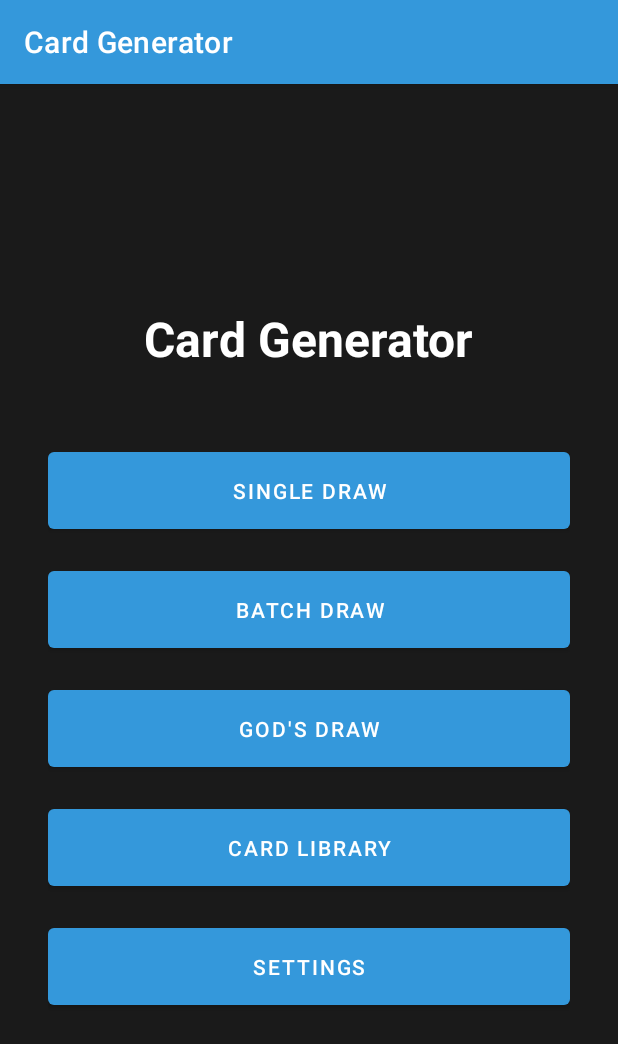
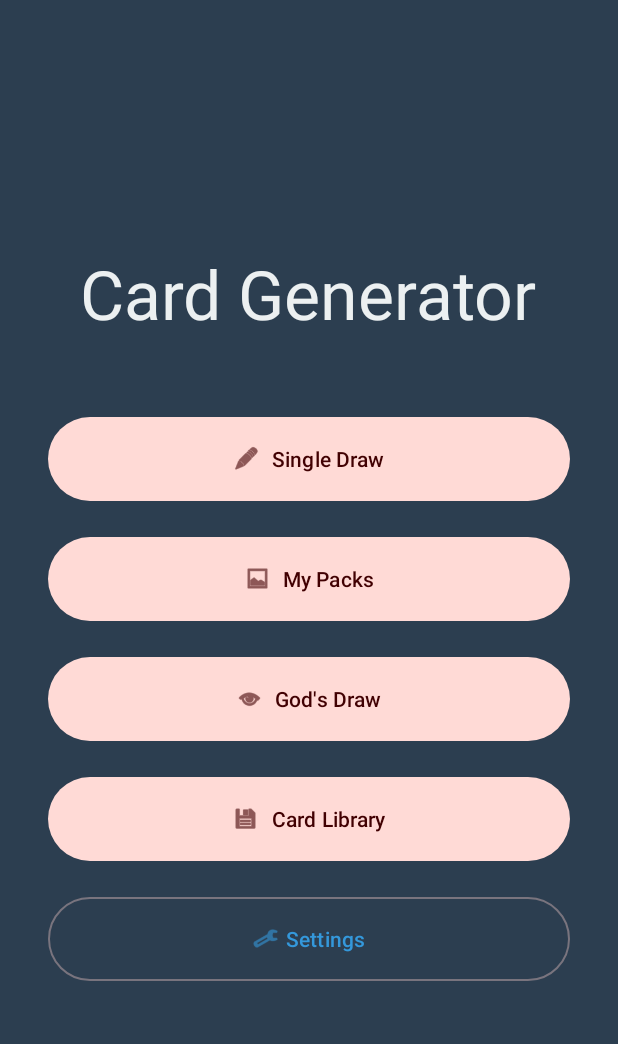
Before and after one commit to goxtopia/PaiCard-Trade-card-generator, an Android app: the screen it shows after launch (MainActivity), on a phone screen of 412 x 824 dp. Shown: the top 1044 px of the screen. Run offline under Robolectric (Android 15) with nearby library versions, the phone set to English and light mode, and no system bars.

Commit message:
refactor(android): migrate to material 3 design
- Updated `themes.xml` to use `Theme.Material3.DayNight.NoActionBar` and defined semantic colors (Primary, Secondary, Tertiary, Surface, etc.) to match the app's visual identity.
- Refactored `activity_main.xml`, `activity_single_draw.xml`, and `activity_gods_draw.xml` to use `MaterialButton` with proper styles (Tonal, Filled, Outlined) and Material typography attributes.
- Ensured consistent use of rounded corners and elevation across CardViews.
- Verified that image scaling remains `fitCenter` to preserve aspect ratio as per user requirements.

```diff
--- a/Android/app/src/main/res/layout/activity_main.xml
+++ b/Android/app/src/main/res/layout/activity_main.xml
@@ -1,9 +1,10 @@
 <?xml version="1.0" encoding="utf-8"?>
 <LinearLayout xmlns:android="http://schemas.android.com/apk/res/android"
+    xmlns:app="http://schemas.android.com/apk/res-auto"
     android:layout_width="match_parent"
     android:layout_height="match_parent"
     android:orientation="vertical"
-    android:background="#1a1a1a"
+    android:background="?attr/colorSurface"
     android:padding="32dp"
     android:gravity="center">
 
@@ -11,48 +12,57 @@
         android:layout_width="wrap_content"
         android:layout_height="wrap_content"
         android:text="Card Generator"
-        android:textColor="#FFFFFF"
-        android:textSize="32sp"
-        android:textStyle="bold"
+        android:textColor="?attr/colorOnSurface"
+        style="?attr/textAppearanceDisplayMedium"
         android:layout_marginBottom="48dp"/>
 
-    <Button
+    <com.google.android.material.button.MaterialButton
         android:id="@+id/btnSingleDraw"
         android:layout_width="match_parent"
-        android:layout_height="wrap_content"
+        android:layout_height="64dp"
         android:text="Single Draw"
-        android:padding="16dp"
-        android:layout_marginBottom="16dp"/>
+        app:icon="@android:drawable/ic_menu_edit"
+        app:iconGravity="textStart"
+        android:layout_marginBottom="16dp"
+        style="@style/Widget.Material3.Button.TonalButton"/>
 
-    <Button
+    <com.google.android.material.button.MaterialButton
         android:id="@+id/btnBatchDraw"
         android:layout_width="match_parent"
-        android:layout_height="wrap_content"
-        android:text="Batch Draw"
-        android:padding="16dp"
-        android:layout_marginBottom="16dp"/>
+        android:layout_height="64dp"
+        android:text="My Packs"
+        app:icon="@android:drawable/ic_menu_gallery"
+        app:iconGravity="textStart"
+        android:layout_marginBottom="16dp"
+        style="@style/Widget.Material3.Button.TonalButton"/>
 
-    <Button
+    <com.google.android.material.button.MaterialButton
         android:id="@+id/btnGodsDraw"
         android:layout_width="match_parent"
-        android:layout_height="wrap_content"
+        android:layout_height="64dp"
         android:text="God's Draw"
-        android:padding="16dp"
-        android:layout_marginBottom="16dp"/>
+        app:icon="@android:drawable/ic_menu_view"
+        app:iconGravity="textStart"
+        android:layout_marginBottom="16dp"
+        style="@style/Widget.Material3.Button.TonalButton"/>
 
-    <Button
+    <com.google.android.material.button.MaterialButton
         android:id="@+id/btnLibrary"
         android:layout_width="match_parent"
-        android:layout_height="wrap_content"
+        android:layout_height="64dp"
         android:text="Card Library"
-        android:padding="16dp"
-        android:layout_marginBottom="16dp"/>
+        app:icon="@android:drawable/ic_menu_save"
+        app:iconGravity="textStart"
+        android:layout_marginBottom="16dp"
+        style="@style/Widget.Material3.Button.TonalButton"/>
 
-    <Button
+    <com.google.android.material.button.MaterialButton
         android:id="@+id/btnSettings"
         android:layout_width="match_parent"
-        android:layout_height="wrap_content"
+        android:layout_height="64dp"
         android:text="Settings"
-        android:padding="16dp"/>
+        app:icon="@android:drawable/ic_menu_preferences"
+        app:iconGravity="textStart"
+        style="@style/Widget.Material3.Button.OutlinedButton"/>
 
 </LinearLayout>
--- a/Android/app/src/main/res/values/themes.xml
+++ b/Android/app/src/main/res/values/themes.xml
@@ -1,10 +1,32 @@
-<resources>
-    <style name="Theme.CardGenerator" parent="Theme.MaterialComponents.DayNight.DarkActionBar">
+<resources xmlns:tools="http://schemas.android.com/tools">
+    <!-- Base application theme. -->
+    <style name="Theme.CardGenerator" parent="Theme.Material3.DayNight.NoActionBar">
+        <!-- Customize your light theme here. -->
+        <!-- Primary brand color. -->
         <item name="colorPrimary">#3498db</item>
-        <item name="colorPrimaryVariant">#2980b9</item>
-        <item name="colorOnPrimary">#ffffff</item>
+        <item name="colorOnPrimary">#FFFFFF</item>
+        <item name="colorPrimaryContainer">#D1E4FF</item>
+        <item name="colorOnPrimaryContainer">#001D36</item>
+
+        <!-- Secondary brand color. -->
         <item name="colorSecondary">#e74c3c</item>
-        <item name="colorOnSecondary">#000000</item>
-        <item name="android:statusBarColor">?attr/colorPrimaryVariant</item>
+        <item name="colorOnSecondary">#FFFFFF</item>
+        <item name="colorSecondaryContainer">#FFDAD6</item>
+        <item name="colorOnSecondaryContainer">#410002</item>
+
+        <!-- Tertiary brand color (using Gold for rarity/high value) -->
+        <item name="colorTertiary">#f1c40f</item>
+        <item name="colorOnTertiary">#FFFFFF</item>
+        <item name="colorTertiaryContainer">#FFF0B0</item>
+        <item name="colorOnTertiaryContainer">#231B00</item>
+
+        <!-- Backgrounds -->
+        <item name="android:colorBackground">#1a1a1a</item>
+        <item name="colorSurface">#2c3e50</item>
+        <item name="colorOnSurface">#ECF0F1</item>
+
+        <!-- Status Bar -->
+        <item name="android:statusBarColor">#1a1a1a</item>
+        <item name="android:windowLightStatusBar">false</item>
     </style>
 </resources>
```
Also changed, not shown: Android/app/src/main/res/layout/activity_gods_draw.xml (+7 -5 lines), Android/app/src/main/res/layout/activity_single_draw.xml (+21 -11 lines).
